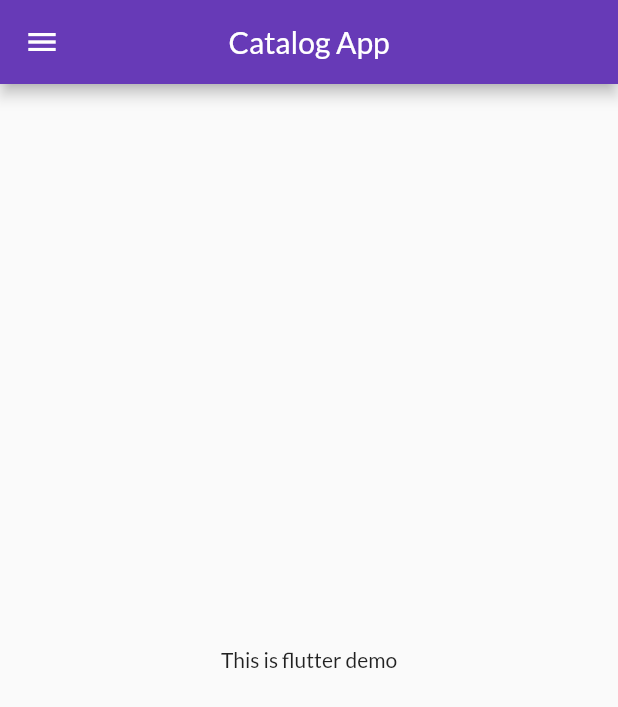
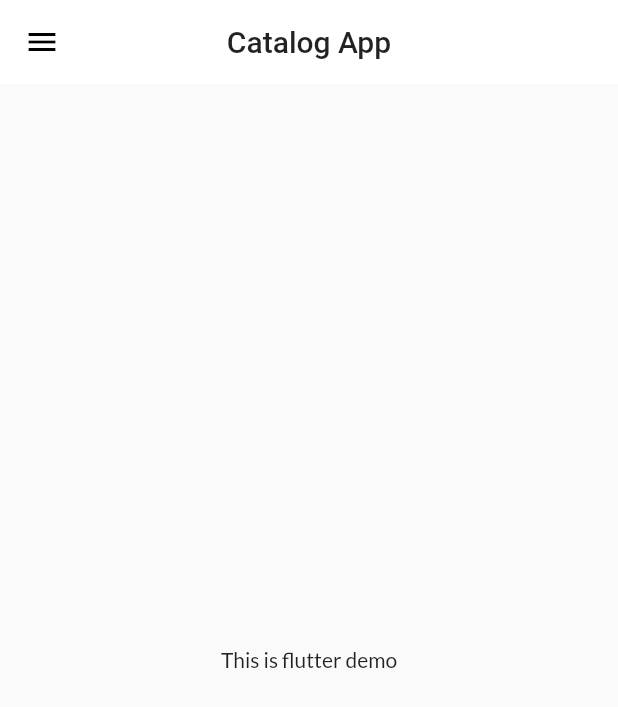
Before and after one commit to DhrumilGandhi/ecom_app, a Flutter app: the screen it shows after launch, on a phone screen of 412 x 824 dp. Shown: the top 707 px of the screen. Run offline on Flutter 3.47's test engine with Material 2 defaults, Android fonts, the phone set to English and light mode, and no system bars; our stand-ins replace google_fonts.

Commit message:
Themes Done

```diff
--- a/lib/main.dart
+++ b/lib/main.dart
@@ -1,6 +1,7 @@
 import 'package:ecom_app/screen/HomeScreen.dart';
 import 'package:ecom_app/screen/LoginScreen.dart';
 import 'package:ecom_app/utils/routes.dart';
+import 'package:ecom_app/widgets/theme.dart';
 import 'package:flutter/material.dart';
 import 'package:google_fonts/google_fonts.dart';
 
@@ -14,10 +15,8 @@ class MyApp extends StatelessWidget {
     return MaterialApp(
       debugShowCheckedModeBanner: false,
       themeMode: ThemeMode.light,
-      theme: ThemeData(
-          primarySwatch: Colors.deepPurple,
-          fontFamily: GoogleFonts.lato().fontFamily),
-      darkTheme: ThemeData(brightness: Brightness.dark),
+      theme: MyTheame.lightTheme(context),
+      darkTheme: MyTheame.darkTheme(context),
       initialRoute: MyRoutes.homeRoutes,
       routes: {
         "/": (context) => LoginScreen(),
--- /dev/null
+++ b/lib/widgets/theme.dart
@@ -0,0 +1,16 @@
+import 'package:flutter/material.dart';
+import 'package:google_fonts/google_fonts.dart';
+
+class MyTheame {
+  static ThemeData lightTheme(BuildContext context) => ThemeData(
+      primarySwatch: Colors.deepPurple,
+      fontFamily: GoogleFonts.lato().fontFamily,
+      appBarTheme: AppBarTheme(
+          color: Colors.white,
+          elevation: 0.0,
+          iconTheme: IconThemeData(color: Colors.black),
+          textTheme: Theme.of(context).textTheme));
+
+  static ThemeData darkTheme(BuildContext context) =>
+      ThemeData(brightness: Brightness.dark);
+}
```
